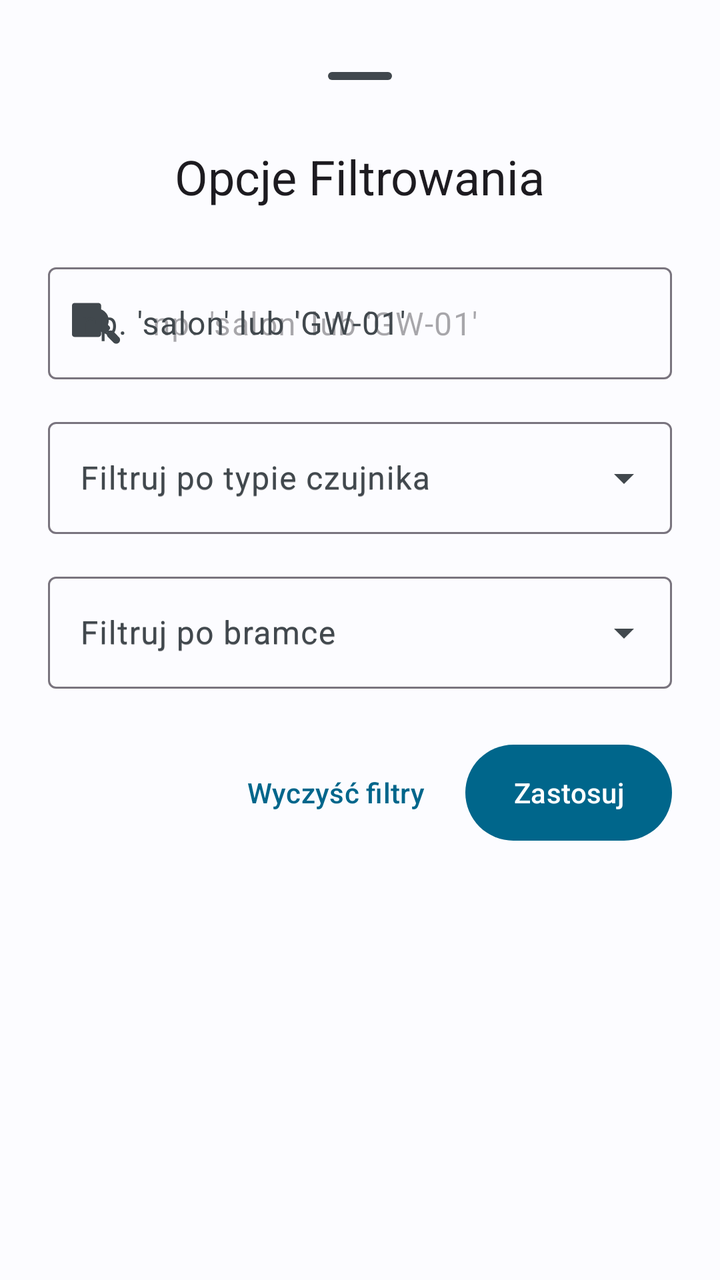
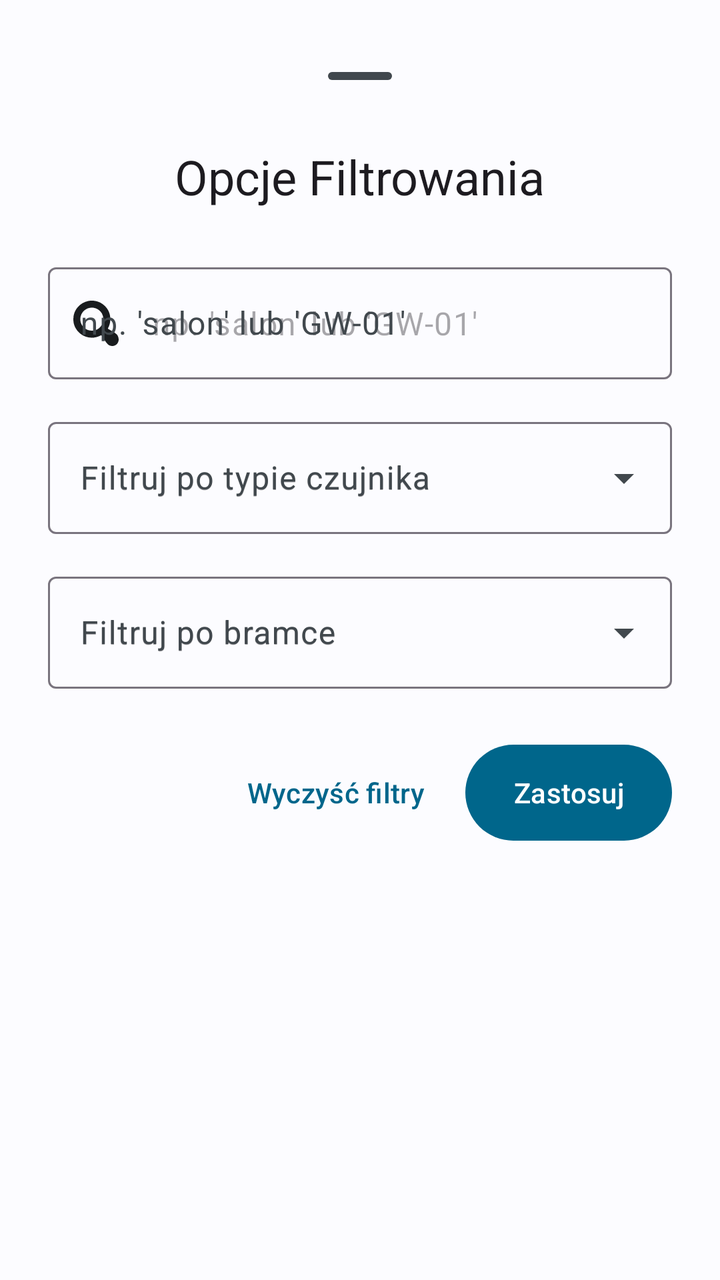

Before-and-after screenshots of an Android layout around one commit, followed by the original layout XML and the change that was made.
<!-- AndroidManifest.xml: application theme Theme.Bazunia -->
<!-- res/layout/bottom_sheet_filter.xml -->
<?xml version="1.0" encoding="utf-8"?>
<LinearLayout xmlns:android="http://schemas.android.com/apk/res/android"
    xmlns:app="http://schemas.android.com/apk/res-auto"
    android:layout_width="match_parent"
    android:layout_height="wrap_content"
    android:orientation="vertical"
    android:padding="24dp"
    android:background="?android:attr/colorBackground"
    android:fitsSystemWindows="true">

    <com.google.android.material.bottomsheet.BottomSheetDragHandleView
        android:layout_width="match_parent"
        android:layout_height="wrap_content"/>

    <TextView
        android:layout_width="wrap_content"
        android:layout_height="wrap_content"
        android:text="@string/filter_options_title"
        android:textAppearance="@style/TextAppearance.Material3.HeadlineSmall"
        android:layout_marginBottom="24dp"
        android:layout_gravity="center_horizontal"/>

    <com.google.android.material.textfield.TextInputLayout
        android:id="@+id/layoutEditSearch"
        android:layout_width="match_parent"
        android:layout_height="wrap_content"
        android:hint="@string/search_by_id_hint"
        app:startIconDrawable="@drawable/ic_search"
        style="@style/Widget.Material3.TextInputLayout.OutlinedBox"
        android:layout_marginBottom="16dp">

        <com.google.android.material.textfield.TextInputEditText
            android:id="@+id/editSearchFilter"
            android:layout_width="match_parent"
            android:layout_height="wrap_content"
            android:minHeight="?attr/appButtonHeight"
            android:hint="@string/search_by_id_hint"
            android:inputType="text"
            android:maxLines="1"/>
    </com.google.android.material.textfield.TextInputLayout>

    <com.google.android.material.textfield.TextInputLayout
        android:id="@+id/layoutTypeFilter"
        style="@style/Widget.Material3.TextInputLayout.OutlinedBox.ExposedDropdownMenu"
        android:layout_width="match_parent"
        android:layout_height="wrap_content"
        android:hint="@string/filter_by_type_label"
        android:layout_marginBottom="16dp">

        <AutoCompleteTextView
            android:id="@+id/autoCompleteType"
            android:layout_width="match_parent"
            android:layout_height="wrap_content"
            android:minHeight="?attr/appButtonHeight"
            android:hint="@string/filter_by_type_label"
            android:inputType="none" />
    </com.google.android.material.textfield.TextInputLayout>

    <com.google.android.material.textfield.TextInputLayout
        android:id="@+id/layoutGatewayFilter"
        style="@style/Widget.Material3.TextInputLayout.OutlinedBox.ExposedDropdownMenu"
        android:layout_width="match_parent"
        android:layout_height="wrap_content"
        android:hint="@string/filter_by_gateway_label"
        android:layout_marginBottom="24dp">

        <AutoCompleteTextView
            android:id="@+id/autoCompleteGateway"
            android:layout_width="match_parent"
            android:layout_height="wrap_content"
            android:minHeight="?attr/appButtonHeight"
            android:hint="@string/filter_by_gateway_label"
            android:inputType="none" />
    </com.google.android.material.textfield.TextInputLayout>

    <LinearLayout
        android:layout_width="match_parent"
        android:layout_height="wrap_content"
        android:orientation="horizontal"
        android:gravity="end">

        <com.google.android.material.button.MaterialButton
            android:id="@+id/btnClearFilter"
            android:layout_width="wrap_content"
            android:layout_height="wrap_content"
            android:minHeight="?attr/appButtonHeight"
            style="@style/Widget.Material3.Button.TextButton"
            android:text="@string/clear_filters_button"
            android:layout_marginEnd="8dp"/>

        <com.google.android.material.button.MaterialButton
            android:id="@+id/btnApplyFilter"
            android:layout_width="wrap_content"
            android:layout_height="wrap_content"
            android:minHeight="?attr/appButtonHeight"
            android:text="@string/apply_button"/>
    </LinearLayout>

</LinearLayout>
<!-- resources referenced by this layout -->
<resources>
  <!-- drawable ic_search: vector/xml drawable (drawable, 18716 chars, omitted) -->
  <string name="apply_button">Zastosuj</string>
  <string name="clear_filters_button">Wyczyść filtry</string>
  <string name="filter_by_gateway_label">Filtruj po bramce</string>
  <string name="filter_by_type_label">Filtruj po typie czujnika</string>
  <string name="filter_options_title">Opcje Filtrowania</string>
  <string name="search_by_id_hint">np. \'salon\' lub \'GW-01\'</string>
  <style name="Theme.Bazunia" parent="Base.Theme.Bazunia" />
  <style name="Base.Theme.Bazunia" parent="Theme.Material3.DayNight.NoActionBar">
          <item name="colorPrimary">@color/colorPrimary</item>
          <item name="colorOnPrimary">@color/colorOnPrimary</item>
          <item name="colorPrimaryContainer">@color/colorPrimaryContainer</item>
          <item name="colorOnPrimaryContainer">@color/colorOnPrimaryContainer</item>
          <item name="colorSecondary">@color/colorSecondary</item>
          <item name="colorOnSecondary">@color/colorOnSecondary</item>
          <item name="android:colorBackground">@color/colorBackground</item>
          <item name="colorOnBackground">@color/colorOnBackground</item>
          <item name="colorSurface">@color/colorSurface</item>
          <item name="colorOnSurface">@color/colorOnSurface</item>
          <item name="colorSurfaceVariant">@color/colorSurfaceVariant</item>
          <item name="colorOnSurfaceVariant">@color/colorOnSurfaceVariant</item>
  
          <item name="appButtonHeight">@dimen/button_height_medium</item>
          <item name="appIconSize">@dimen/icon_size_medium</item>
          <item name="appCardCornerRadius">@dimen/corner_radius_medium</item>
  
          <item name="android:alertDialogTheme">@style/Theme.Material3.DayNight.Dialog.Alert</item>
      </style>
  <color name="colorPrimary">#00668B</color>
  <color name="colorOnPrimary">#FFFFFF</color>
  <color name="colorPrimaryContainer">#CDE5FF</color>
  <color name="colorOnPrimaryContainer">#001E2D</color>
  <color name="colorSecondary">#4F616E</color>
  <color name="colorOnSecondary">#FFFFFF</color>
  <color name="colorBackground">#FCFCFF</color>
  <color name="colorOnBackground">#191C1E</color>
  <color name="colorSurface">#FCFCFF</color>
  <color name="colorOnSurface">#191C1E</color>
  <color name="colorSurfaceVariant">#DDE3EA</color>
  <color name="colorOnSurfaceVariant">#41484D</color>
  <dimen name="button_height_medium">56dp</dimen>
  <dimen name="icon_size_medium">24dp</dimen>
  <dimen name="corner_radius_medium">12dp</dimen>
</resources>

<!-- the commit's change to res/layout/bottom_sheet_filter.xml (unified diff, before → after) -->
@@ -25,7 +25,8 @@
         android:layout_width="match_parent"
         android:layout_height="wrap_content"
         android:hint="@string/search_by_id_hint"
-        app:startIconDrawable="@drawable/ic_search"
+        app:startIconDrawable="@drawable/ic_glass"
+        app:startIconTint="?attr/colorOnSurface"
         style="@style/Widget.Material3.TextInputLayout.OutlinedBox"
         android:layout_marginBottom="16dp">
 
<!-- resource entries referenced after the edit -->
@@ -1,6 +1,6 @@
 <!-- resources referenced by this layout -->
 <resources>
-  <!-- drawable ic_search: vector/xml drawable (drawable, 18716 chars, omitted) -->
+  <!-- drawable ic_glass: vector/xml drawable (drawable, 2183 chars, omitted) -->
   <string name="apply_button">Zastosuj</string>
   <string name="clear_filters_button">Wyczyść filtry</string>
   <string name="filter_by_gateway_label">Filtruj po bramce</string>
